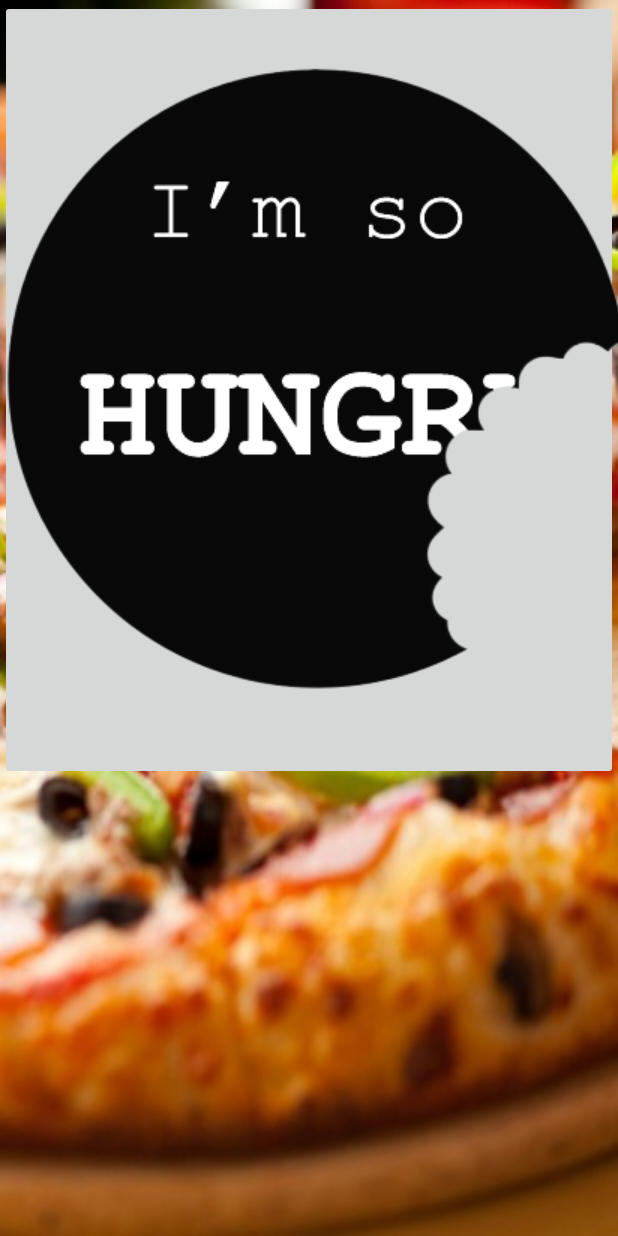
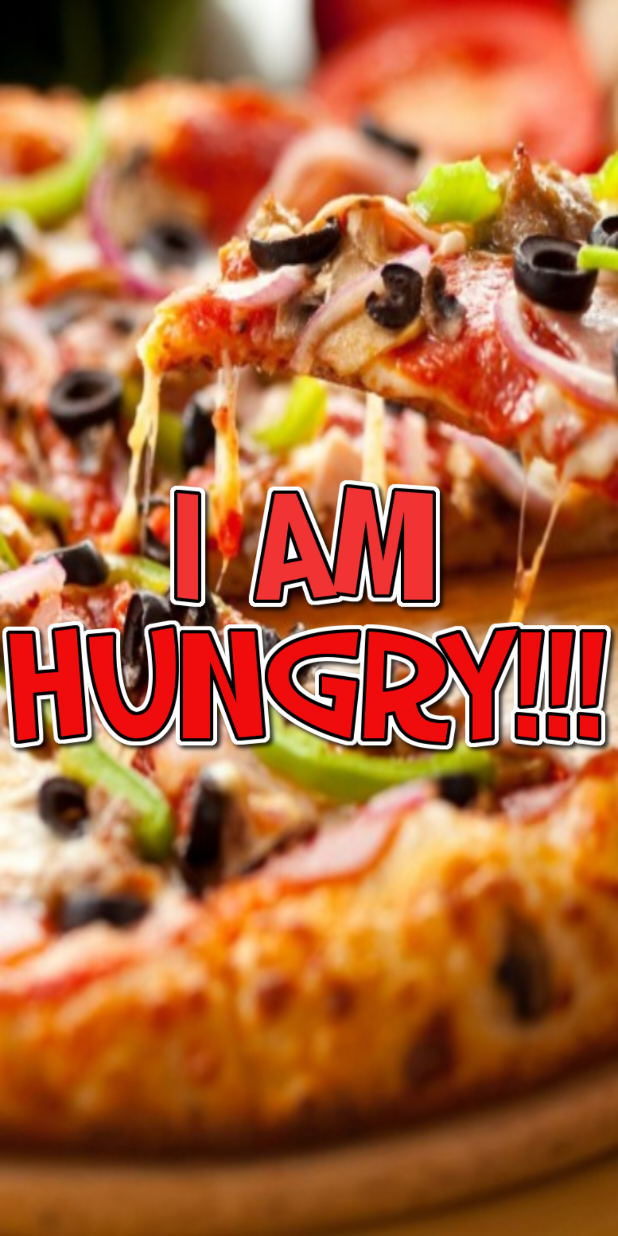
Before and after one commit to daniel-salgado/ImHungry, an Android app: the layout activity_main.xml on its own in the app's theme, with its tools: preview values and no code run, on a phone screen of 412 x 824 dp. Run offline under Robolectric (Android 15) with nearby library versions, the phone set to English and light mode, and no system bars.

Commit message:
New logo and splashscreen

```diff
--- a/app/src/main/AndroidManifest.xml
+++ b/app/src/main/AndroidManifest.xml
@@ -9,7 +9,7 @@
         android:roundIcon="@mipmap/ic_launcher_round"
         android:supportsRtl="true"
         android:theme="@style/AppTheme">
-        <activity android:name=".MainActivity" android:screenOrientation="portrait">
+        <activity android:name=".MainActivity" android:screenOrientation="portrait" android:theme="@style/AppTheme.NoActionBar">
             <intent-filter>
                 <action android:name="android.intent.action.MAIN" />
 
--- a/app/src/main/res/layout/activity_food_list.xml
+++ b/app/src/main/res/layout/activity_food_list.xml
@@ -4,13 +4,15 @@
     xmlns:tools="http://schemas.android.com/tools"
     android:layout_width="match_parent"
     android:layout_height="match_parent"
-    tools:context="br.com.dssproject.imhungry.FoodListActivity">
+    tools:context="br.com.dssproject.imhungry.FoodListActivity"
+    android:background="@drawable/background01">
 
     <ListView
         android:id="@+id/grdFoodList"
         android:layout_width="match_parent"
         android:layout_height="match_parent"
         android:layout_gravity="center|bottom"
+
         />
 
 </LinearLayout>
--- a/app/src/main/res/layout/activity_main.xml
+++ b/app/src/main/res/layout/activity_main.xml
@@ -4,16 +4,47 @@
     xmlns:tools="http://schemas.android.com/tools"
     android:layout_width="match_parent"
     android:layout_height="match_parent"
-    tools:context="br.com.dssproject.imhungry.MainActivity"
-    android:background="@drawable/background01">
+    android:background="@drawable/background01"
+    android:orientation="vertical"
+    android:weightSum="2"
+    tools:context="br.com.dssproject.imhungry.MainActivity">
 
 
-    <ImageButton
-        android:id="@+id/imgHungry"
-        android:layout_width="wrap_content"
+    <LinearLayout
+        android:id="@+id/linearTop"
+        android:layout_width="match_parent"
         android:layout_height="wrap_content"
-        android:onClick="btnHungry"
-        app:srcCompat="@drawable/imhungry" />
+        android:layout_weight="1"
+        android:gravity="center|bottom"
+        android:orientation="vertical">
+
+        <ImageView
+            android:layout_width="match_parent"
+            android:layout_height="wrap_content"
+            android:layout_gravity="bottom"
+            android:scaleType="fitEnd"
+            android:src="@drawable/logo1" />
+
+    </LinearLayout>
+
+    <LinearLayout
+        android:id="@+id/linearBottom"
+        android:layout_width="match_parent"
+        android:layout_height="wrap_content"
+        android:layout_weight="1"
+        android:gravity="center|top"
+        android:orientation="vertical">
+
+        <ImageView
+            android:layout_width="match_parent"
+            android:layout_height="wrap_content"
+            android:layout_gravity="top"
+            android:scaleType="fitStart"
+            android:src="@drawable/logo2" />
+
+    </LinearLayout>
 
 
 </LinearLayout>
+
+    <!--http://www5.flamingtext.com/net-fu/jobs/25332818823017509.html-->
--- a/app/src/main/res/values/colors.xml
+++ b/app/src/main/res/values/colors.xml
@@ -1,6 +1,6 @@
 <?xml version="1.0" encoding="utf-8"?>
 <resources>
-    <color name="colorPrimary">#3F51B5</color>
-    <color name="colorPrimaryDark">#303F9F</color>
+    <color name="colorPrimary">#b30000</color>
+    <color name="colorPrimaryDark">#800000</color>
     <color name="colorAccent">#FF4081</color>
 </resources>
```
Also changed, not shown: app/src/main/java/br/com/dssproject/imhungry/MainActivity.java (+35 -11 lines), app/src/main/res/anim/downtoup.xml (added, +7 -0 lines), app/src/main/res/anim/uptodown.xml (added, +7 -0 lines), app/src/main/res/layout/food_row_layout.xml (+9 -7 lines), app/src/main/res/drawable/logo1.png (added), app/src/main/res/drawable/logo2.png (added).
